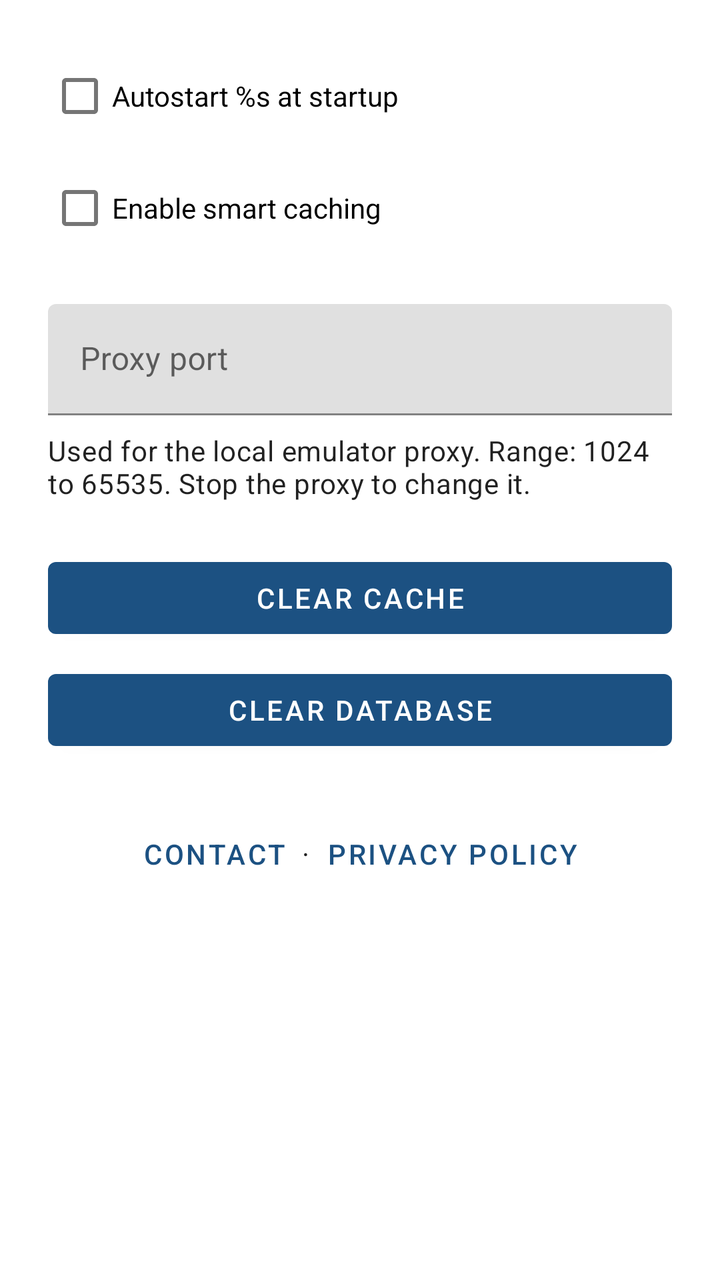
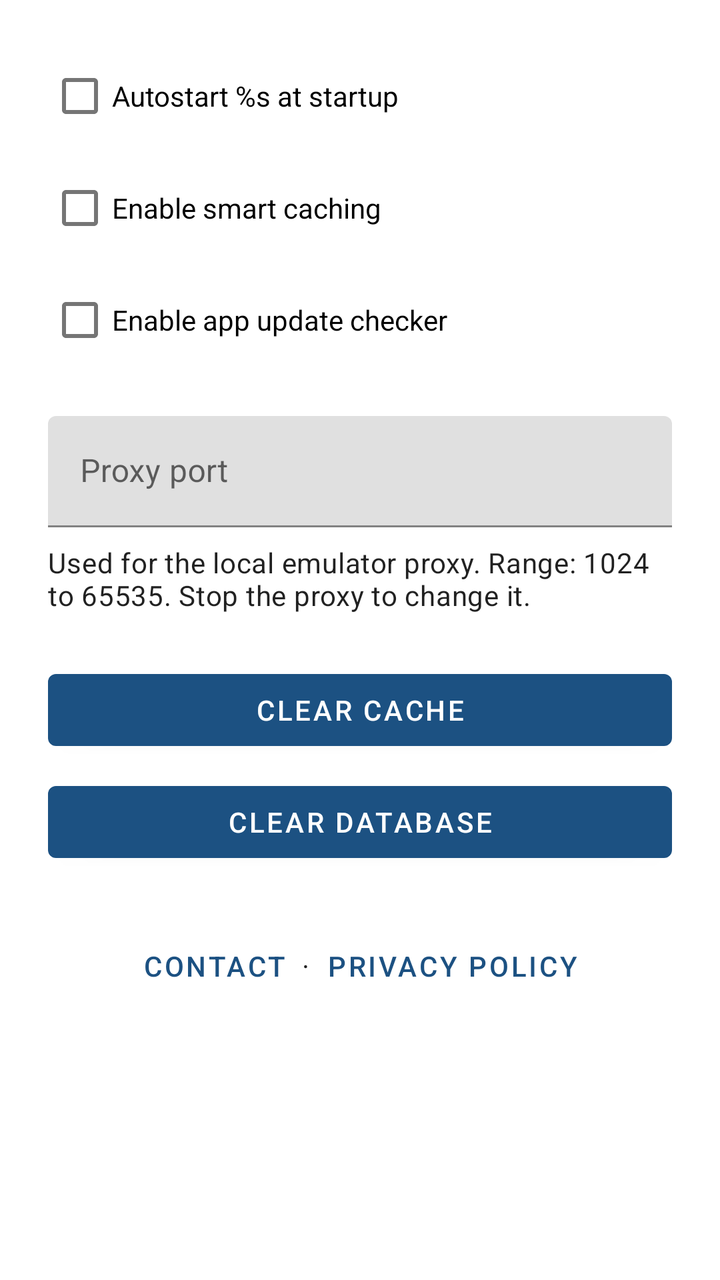

The first picture is an Android layout as it rendered before a commit; the second is the same layout after the commit. The layout source and the unified diff follow.
<!-- AndroidManifest.xml: application theme Theme.RAOfflineProxy -->
<!-- res/layout/fragment_settings.xml -->
<?xml version="1.0" encoding="utf-8"?>
<androidx.core.widget.NestedScrollView
    xmlns:android="http://schemas.android.com/apk/res/android"
    xmlns:tools="http://schemas.android.com/tools"
    android:layout_width="match_parent"
    android:layout_height="match_parent">

    <LinearLayout
        android:layout_width="match_parent"
        android:layout_height="wrap_content"
        android:orientation="vertical"
        android:padding="24dp">

        <CheckBox
            android:id="@+id/cb_autostart_proxy"
            android:layout_width="wrap_content"
            android:layout_height="wrap_content"
            android:text="@string/setting_autostart_label" />

        <CheckBox
            android:id="@+id/cb_smart_caching"
            android:layout_width="wrap_content"
            android:layout_height="wrap_content"
            android:layout_marginTop="8dp"
            android:text="@string/setting_smart_caching_label" />

        <com.google.android.material.textfield.TextInputLayout
            android:id="@+id/input_proxy_port"
            android:layout_width="match_parent"
            android:layout_height="wrap_content"
            android:layout_marginTop="24dp"
            android:hint="@string/setting_proxy_port_label">

            <com.google.android.material.textfield.TextInputEditText
                android:id="@+id/et_proxy_port"
                android:layout_width="match_parent"
                android:layout_height="wrap_content"
                android:inputType="number"
                android:maxLength="5"
                android:singleLine="true" />

        </com.google.android.material.textfield.TextInputLayout>

        <TextView
            android:id="@+id/tv_proxy_port_hint"
            android:layout_width="match_parent"
            android:layout_height="wrap_content"
            android:layout_marginTop="8dp"
            android:text="@string/setting_proxy_port_hint"
            android:textAppearance="@style/TextAppearance.MaterialComponents.Body2" />

        <Button
            android:id="@+id/btn_clear_cache"
            android:layout_width="match_parent"
            android:layout_height="wrap_content"
            android:layout_marginTop="24dp"
            android:text="@string/btn_clear_cache" />

        <Button
            android:id="@+id/btn_clear_database"
            android:layout_width="match_parent"
            android:layout_height="wrap_content"
            android:layout_marginTop="8dp"
            android:text="@string/btn_clear_database" />

        <LinearLayout
            android:layout_width="match_parent"
            android:layout_height="wrap_content"
            android:layout_marginTop="24dp"
            android:gravity="center"
            android:orientation="horizontal">

            <Button
                style="@style/Widget.MaterialComponents.Button.TextButton"
                android:id="@+id/btn_contact_feedback"
                android:layout_width="wrap_content"
                android:layout_height="wrap_content"
                android:text="@string/btn_contact_feedback" />

            <TextView
                android:layout_width="wrap_content"
                android:layout_height="wrap_content"
                android:text="·"
                android:textAppearance="@style/TextAppearance.MaterialComponents.Body2"
                tools:ignore="HardcodedText" />

            <Button
                style="@style/Widget.MaterialComponents.Button.TextButton"
                android:id="@+id/btn_privacy_policy"
                android:layout_width="wrap_content"
                android:layout_height="wrap_content"
                android:text="@string/btn_privacy_policy" />

        </LinearLayout>

    </LinearLayout>

</androidx.core.widget.NestedScrollView>
<!-- resources referenced by this layout -->
<resources>
  <string name="btn_clear_cache">Clear Cache</string>
  <string name="btn_clear_database">Clear Database</string>
  <string name="btn_contact_feedback">Contact</string>
  <string name="btn_privacy_policy">Privacy Policy</string>
  <string name="setting_autostart_label">Autostart %s at startup</string>
  <string name="setting_proxy_port_hint">Used for the local emulator proxy. Range: 1024 to 65535. Stop the proxy to change it.</string>
  <string name="setting_proxy_port_label">Proxy port</string>
  <string name="setting_smart_caching_label">Enable smart caching</string>
  <style name="Theme.RAOfflineProxy" parent="Theme.MaterialComponents.DayNight.DarkActionBar">
          <item name="colorPrimary">@color/primary</item>
          <item name="colorPrimaryVariant">@color/primary_dark</item>
          <item name="colorOnPrimary">@color/white</item>
          <item name="colorSecondary">@color/secondary</item>
          <item name="colorSecondaryVariant">@color/secondary_dark</item>
          <item name="colorControlActivated">@color/secondary</item>
          <item name="alertDialogTheme">@style/ThemeOverlay.RAOfflineProxy.AlertDialog</item>
          <item name="materialAlertDialogTheme">@style/ThemeOverlay.RAOfflineProxy.AlertDialog</item>
          <item name="actionBarStyle">@style/Widget.RAOfflineProxy.ActionBar</item>
          <item name="snackbarTextViewStyle">@style/Widget.RAOfflineProxy.SnackbarText</item>
          <item name="tabStyle">@style/Widget.RAOfflineProxy.TabLayout</item>
      </style>
  <color name="primary">#FF1C5182</color>
  <color name="primary_dark">#FF15406A</color>
  <color name="white">#FFFFFFFF</color>
  <color name="secondary">#FFD2A448</color>
  <color name="secondary_dark">#FFB88A30</color>
  <style name="ThemeOverlay.RAOfflineProxy.AlertDialog" parent="ThemeOverlay.MaterialComponents.MaterialAlertDialog">
          <item name="buttonBarPositiveButtonStyle">@style/Widget.RAOfflineProxy.AlertDialog.Button</item>
          <item name="buttonBarNegativeButtonStyle">@style/Widget.RAOfflineProxy.AlertDialog.Button</item>
          <item name="buttonBarNeutralButtonStyle">@style/Widget.RAOfflineProxy.AlertDialog.Button</item>
      </style>
  <style name="Widget.RAOfflineProxy.ActionBar" parent="Widget.MaterialComponents.ActionBar.Solid">
          <item name="titleTextStyle">@style/TextAppearance.RAOfflineProxy.ActionBar.Title</item>
      </style>
  <style name="Widget.RAOfflineProxy.SnackbarText" parent="Widget.MaterialComponents.Snackbar.TextView">
          <item name="android:textSize">12sp</item>
      </style>
  <style name="Widget.RAOfflineProxy.TabLayout" parent="Widget.MaterialComponents.TabLayout">
          <item name="tabGravity">start</item>
          <item name="tabMode">scrollable</item>
      </style>
  <style name="Widget.RAOfflineProxy.AlertDialog.Button" parent="Widget.AppCompat.Button.ButtonBar.AlertDialog">
          <item name="android:textColor">@color/dialog_action</item>
      </style>
  <style name="TextAppearance.RAOfflineProxy.ActionBar.Title" parent="TextAppearance.MaterialComponents.Headline6">
          <item name="android:textStyle">bold</item>
      </style>
  <color name="dialog_action">#FFFFD27A</color>
</resources>

<!-- the commit's change to res/layout/fragment_settings.xml (unified diff, before → after) -->
@@ -23,6 +23,13 @@
             android:layout_height="wrap_content"
             android:layout_marginTop="8dp"
             android:text="@string/setting_smart_caching_label" />
+
+        <CheckBox
+            android:id="@+id/cb_app_update_check"
+            android:layout_width="wrap_content"
+            android:layout_height="wrap_content"
+            android:layout_marginTop="8dp"
+            android:text="@string/setting_app_update_check_label" />
 
         <com.google.android.material.textfield.TextInputLayout
             android:id="@+id/input_proxy_port"
<!-- resource entries referenced after the edit -->
@@ -4,6 +4,7 @@
   <string name="btn_clear_database">Clear Database</string>
   <string name="btn_contact_feedback">Contact</string>
   <string name="btn_privacy_policy">Privacy Policy</string>
+  <string name="setting_app_update_check_label">Enable app update checker</string>
   <string name="setting_autostart_label">Autostart %s at startup</string>
   <string name="setting_proxy_port_hint">Used for the local emulator proxy. Range: 1024 to 65535. Stop the proxy to change it.</string>
   <string name="setting_proxy_port_label">Proxy port</string>
